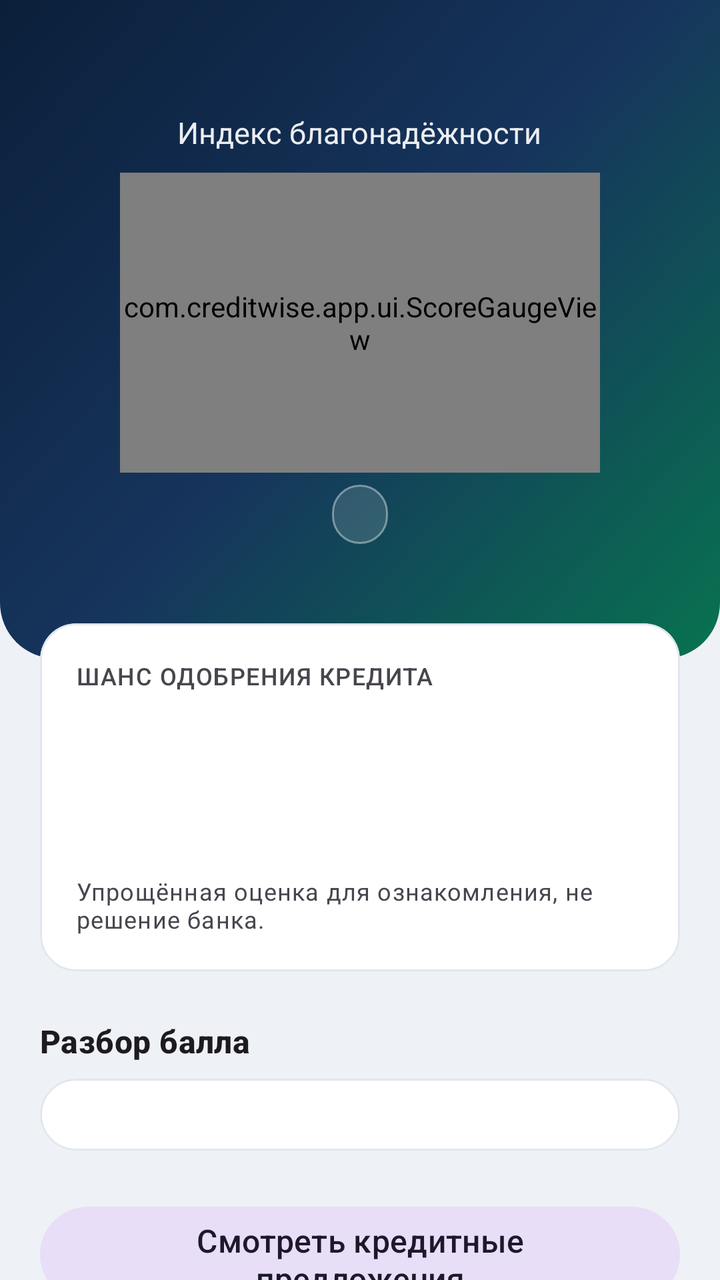
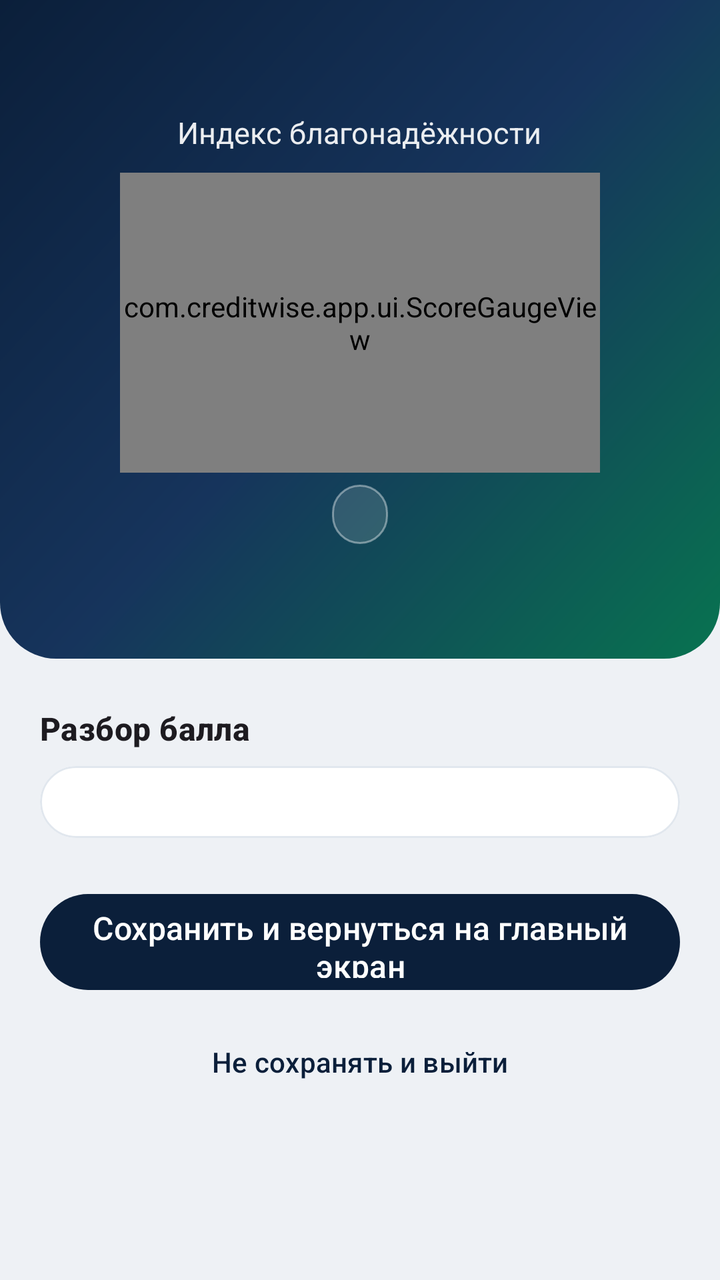

Compare the two renders of this Android layout. The source of the first and the diff that turns it into the second are given below.
<!-- AndroidManifest.xml: application theme Theme.CreditWise -->
<!-- res/layout/fragment_result.xml -->
<?xml version="1.0" encoding="utf-8"?>
<androidx.core.widget.NestedScrollView xmlns:android="http://schemas.android.com/apk/res/android"
    xmlns:app="http://schemas.android.com/apk/res-auto"
    android:layout_width="match_parent"
    android:layout_height="match_parent"
    android:fillViewport="true">

    <LinearLayout
        android:id="@+id/resultRoot"
        android:layout_width="match_parent"
        android:layout_height="wrap_content"
        android:orientation="vertical"
        android:paddingBottom="28dp">

        <LinearLayout
            android:layout_width="match_parent"
            android:layout_height="wrap_content"
            android:background="@drawable/bg_gradient_header"
            android:gravity="center_horizontal"
            android:orientation="vertical"
            android:paddingTop="56dp"
            android:paddingBottom="30dp">

            <TextView
                android:layout_width="wrap_content"
                android:layout_height="wrap_content"
                android:alpha="0.92"
                android:text="@string/trust_title"
                android:textColor="@color/white"
                android:textSize="15sp" />

            <com.creditwise.app.ui.ScoreGaugeView
                android:id="@+id/gauge"
                android:layout_width="240dp"
                android:layout_height="150dp"
                android:layout_marginTop="10dp" />

            <TextView
                android:id="@+id/tvBand"
                android:layout_width="wrap_content"
                android:layout_height="wrap_content"
                android:layout_marginTop="6dp"
                android:background="@drawable/bg_badge"
                android:paddingHorizontal="14dp"
                android:paddingVertical="6dp"
                android:textColor="@color/white"
                android:textSize="13sp"
                android:textStyle="bold" />

            <TextView
                android:id="@+id/tvDelta"
                android:layout_width="wrap_content"
                android:layout_height="wrap_content"
                android:layout_marginTop="10dp"
                android:alpha="0.9"
                android:textColor="@color/white"
                android:textSize="12.5sp" />
        </LinearLayout>

        <com.google.android.material.card.MaterialCardView
            android:layout_width="match_parent"
            android:layout_height="wrap_content"
            android:layout_marginHorizontal="@dimen/screen_margin"
            android:layout_marginTop="-18dp">

            <LinearLayout
                android:layout_width="match_parent"
                android:layout_height="wrap_content"
                android:orientation="vertical">

                <TextView
                    android:layout_width="match_parent"
                    android:layout_height="wrap_content"
                    android:text="@string/approval_title"
                    android:textAllCaps="true"
                    android:textAppearance="?attr/textAppearanceLabelMedium"
                    android:textColor="?android:attr/textColorSecondary" />

                <LinearLayout
                    android:layout_width="match_parent"
                    android:layout_height="wrap_content"
                    android:layout_marginTop="10dp"
                    android:gravity="center_vertical"
                    android:orientation="horizontal">

                    <TextView
                        android:id="@+id/tvApprovalEmoji"
                        android:layout_width="wrap_content"
                        android:layout_height="wrap_content"
                        android:layout_marginEnd="12dp"
                        android:textSize="30sp" />

                    <LinearLayout
                        android:layout_width="0dp"
                        android:layout_height="wrap_content"
                        android:layout_weight="1"
                        android:orientation="vertical">

                        <TextView
                            android:id="@+id/tvApprovalPercent"
                            android:layout_width="wrap_content"
                            android:layout_height="wrap_content"
                            android:fontFamily="monospace"
                            android:textSize="30sp"
                            android:textStyle="bold" />

                        <TextView
                            android:id="@+id/tvApprovalHeadline"
                            android:layout_width="wrap_content"
                            android:layout_height="wrap_content"
                            android:textAppearance="?attr/textAppearanceTitleSmall"
                            android:textStyle="bold" />
                    </LinearLayout>
                </LinearLayout>

                <LinearLayout
                    android:id="@+id/approvalReasonsContainer"
                    android:layout_width="match_parent"
                    android:layout_height="wrap_content"
                    android:layout_marginTop="12dp"
                    android:orientation="vertical" />

                <TextView
                    android:layout_width="match_parent"
                    android:layout_height="wrap_content"
                    android:layout_marginTop="10dp"
                    android:text="@string/approval_disclaimer"
                    android:textAppearance="?attr/textAppearanceBodySmall"
                    android:textColor="?android:attr/textColorSecondary" />
            </LinearLayout>
        </com.google.android.material.card.MaterialCardView>

        <TextView style="@style/Widget.CreditWise.SectionTitle" android:text="@string/result_breakdown_title" />

        <com.google.android.material.card.MaterialCardView
            android:layout_width="match_parent"
            android:layout_height="wrap_content"
            android:layout_marginHorizontal="@dimen/screen_margin">

            <LinearLayout
                android:id="@+id/accordionContainer"
                android:layout_width="match_parent"
                android:layout_height="wrap_content"
                android:orientation="vertical" />
        </com.google.android.material.card.MaterialCardView>

        <com.google.android.material.button.MaterialButton
            android:id="@+id/btnViewOffers"
            style="@style/Widget.Material3.Button.TonalButton"
            android:layout_width="match_parent"
            android:layout_height="56dp"
            android:layout_marginHorizontal="@dimen/screen_margin"
            android:layout_marginTop="@dimen/gap_l"
            android:text="@string/result_view_offers"
            android:textSize="16sp" />

        <com.google.android.material.button.MaterialButton
            android:id="@+id/btnSaveHome"
            android:layout_width="match_parent"
            android:layout_height="56dp"
            android:layout_marginHorizontal="@dimen/screen_margin"
            android:layout_marginTop="@dimen/gap_s"
            android:text="@string/result_save_home"
            android:textSize="16sp" />

        <com.google.android.material.button.MaterialButton
            android:id="@+id/btnRestart"
            style="@style/Widget.Material3.Button.TextButton"
            android:layout_width="match_parent"
            android:layout_height="wrap_content"
            android:layout_marginHorizontal="@dimen/screen_margin"
            android:layout_marginTop="@dimen/gap_s"
            android:text="@string/result_restart" />
    </LinearLayout>
</androidx.core.widget.NestedScrollView>
<!-- resources referenced by this layout -->
<resources>
  <color name="white">#FFFFFF</color>
  <dimen name="gap_l">24dp</dimen>
  <dimen name="gap_s">8dp</dimen>
  <dimen name="screen_margin">20dp</dimen>
  <!-- drawable bg_badge (drawable) -->
  <?xml version="1.0" encoding="utf-8"?>
  <shape xmlns:android="http://schemas.android.com/apk/res/android" android:shape="rectangle">
      <solid android:color="#22FFFFFF" />
      <stroke android:width="1dp" android:color="#66FFFFFF" />
      <corners android:radius="999dp" />
  </shape>
  <!-- drawable bg_gradient_header (drawable) -->
  <?xml version="1.0" encoding="utf-8"?>
  <shape xmlns:android="http://schemas.android.com/apk/res/android" android:shape="rectangle">
      <gradient
          android:startColor="@color/brand_navy"
          android:centerColor="@color/brand_navy_2"
          android:endColor="@color/brand_emerald_deep"
          android:angle="315" />
      <corners android:bottomLeftRadius="28dp" android:bottomRightRadius="28dp" />
  </shape>
  <string name="approval_disclaimer">Упрощённая оценка для ознакомления, не решение банка.</string>
  <string name="approval_title">Шанс одобрения кредита</string>
  <string name="result_breakdown_title">Разбор балла</string>
  <string name="result_restart">Не сохранять и выйти</string>
  <string name="result_save_home">Сохранить и вернуться на главный экран</string>
  <string name="result_view_offers">Смотреть кредитные предложения</string>
  <string name="trust_title">Индекс благонадёжности</string>
  <style name="Widget.CreditWise.SectionTitle" parent="">
          <item name="android:layout_width">match_parent</item>
          <item name="android:layout_height">wrap_content</item>
          <item name="android:layout_marginStart">@dimen/screen_margin</item>
          <item name="android:layout_marginEnd">@dimen/screen_margin</item>
          <item name="android:layout_marginTop">@dimen/gap_l</item>
          <item name="android:layout_marginBottom">@dimen/gap_s</item>
          <item name="android:textAppearance">?attr/textAppearanceTitleMedium</item>
          <item name="android:textStyle">bold</item>
      </style>
  <style name="Theme.CreditWise" parent="Theme.Material3.DayNight.NoActionBar">
          <item name="colorPrimary">@color/brand_navy</item>
          <item name="colorPrimaryDark">@color/brand_navy_dark</item>
          <item name="colorOnPrimary">@color/white</item>
          <item name="colorSecondary">@color/brand_emerald</item>
          <item name="colorOnSecondary">@color/white</item>
          <item name="colorTertiary">@color/brand_violet_tag</item>
          <item name="android:colorBackground">@color/surface_sunken_light</item>
          <item name="colorSurface">@color/white</item>
          <item name="colorOutlineVariant">#E1E7EE</item>
  
          <item name="android:statusBarColor">@android:color/transparent</item>
          <item name="android:navigationBarColor">?attr/colorSurface</item>
          <item name="android:windowLightStatusBar" tools:targetApi="m">true</item>
          <item name="android:windowBackground">@color/surface_sunken_light</item>
  
          <item name="materialCardViewStyle">@style/Widget.CreditWise.Card</item>
      </style>
  <color name="brand_navy">#0B1F3A</color>
  <color name="brand_navy_2">#16345C</color>
  <color name="brand_emerald_deep">#087350</color>
  <color name="brand_navy_dark">#081527</color>
  <color name="brand_emerald">#0E9D6C</color>
  <color name="brand_violet_tag">#5B2E96</color>
  <color name="surface_sunken_light">#EEF1F5</color>
  <style name="Widget.CreditWise.Card" parent="Widget.Material3.CardView.Elevated">
          <item name="cardCornerRadius">@dimen/card_radius</item>
          <item name="cardElevation">0dp</item>
          <item name="cardBackgroundColor">?attr/colorSurface</item>
          <item name="strokeColor">?attr/colorOutlineVariant</item>
          <item name="strokeWidth">1dp</item>
          <item name="contentPadding">18dp</item>
      </style>
  <dimen name="card_radius">18dp</dimen>
</resources>

<!-- the commit's change to res/layout/fragment_result.xml (unified diff, before → after) -->
@@ -57,80 +57,10 @@
                 android:textSize="12.5sp" />
         </LinearLayout>
 
-        <com.google.android.material.card.MaterialCardView
-            android:layout_width="match_parent"
-            android:layout_height="wrap_content"
-            android:layout_marginHorizontal="@dimen/screen_margin"
-            android:layout_marginTop="-18dp">
-
-            <LinearLayout
-                android:layout_width="match_parent"
-                android:layout_height="wrap_content"
-                android:orientation="vertical">
-
-                <TextView
-                    android:layout_width="match_parent"
-                    android:layout_height="wrap_content"
-                    android:text="@string/approval_title"
-                    android:textAllCaps="true"
-                    android:textAppearance="?attr/textAppearanceLabelMedium"
-                    android:textColor="?android:attr/textColorSecondary" />
-
-                <LinearLayout
-                    android:layout_width="match_parent"
-                    android:layout_height="wrap_content"
-                    android:layout_marginTop="10dp"
-                    android:gravity="center_vertical"
-                    android:orientation="horizontal">
-
-                    <TextView
-                        android:id="@+id/tvApprovalEmoji"
-                        android:layout_width="wrap_content"
-                        android:layout_height="wrap_content"
-                        android:layout_marginEnd="12dp"
-                        android:textSize="30sp" />
-
-                    <LinearLayout
-                        android:layout_width="0dp"
-                        android:layout_height="wrap_content"
-                        android:layout_weight="1"
-                        android:orientation="vertical">
-
-                        <TextView
-                            android:id="@+id/tvApprovalPercent"
-                            android:layout_width="wrap_content"
-                            android:layout_height="wrap_content"
-                            android:fontFamily="monospace"
-                            android:textSize="30sp"
-                            android:textStyle="bold" />
-
-                        <TextView
-                            android:id="@+id/tvApprovalHeadline"
-                            android:layout_width="wrap_content"
-                            android:layout_height="wrap_content"
-                            android:textAppearance="?attr/textAppearanceTitleSmall"
-                            android:textStyle="bold" />
-                    </LinearLayout>
-                </LinearLayout>
-
-                <LinearLayout
-                    android:id="@+id/approvalReasonsContainer"
-                    android:layout_width="match_parent"
-                    android:layout_height="wrap_content"
-                    android:layout_marginTop="12dp"
-                    android:orientation="vertical" />
-
-                <TextView
-                    android:layout_width="match_parent"
-                    android:layout_height="wrap_content"
-                    android:layout_marginTop="10dp"
-                    android:text="@string/approval_disclaimer"
-                    android:textAppearance="?attr/textAppearanceBodySmall"
-                    android:textColor="?android:attr/textColorSecondary" />
-            </LinearLayout>
-        </com.google.android.material.card.MaterialCardView>
-
-        <TextView style="@style/Widget.CreditWise.SectionTitle" android:text="@string/result_breakdown_title" />
+        <TextView
+            style="@style/Widget.CreditWise.SectionTitle"
+            android:layout_marginTop="@dimen/gap_l"
+            android:text="@string/result_breakdown_title" />
 
         <com.google.android.material.card.MaterialCardView
             android:layout_width="match_parent"
@@ -145,21 +75,11 @@
         </com.google.android.material.card.MaterialCardView>
 
         <com.google.android.material.button.MaterialButton
-            android:id="@+id/btnViewOffers"
-            style="@style/Widget.Material3.Button.TonalButton"
+            android:id="@+id/btnSaveHome"
             android:layout_width="match_parent"
             android:layout_height="56dp"
             android:layout_marginHorizontal="@dimen/screen_margin"
             android:layout_marginTop="@dimen/gap_l"
-            android:text="@string/result_view_offers"
-            android:textSize="16sp" />
-
-        <com.google.android.material.button.MaterialButton
-            android:id="@+id/btnSaveHome"
-            android:layout_width="match_parent"
-            android:layout_height="56dp"
-            android:layout_marginHorizontal="@dimen/screen_margin"
-            android:layout_marginTop="@dimen/gap_s"
             android:text="@string/result_save_home"
             android:textSize="16sp" />
 
<!-- resource entries referenced after the edit -->
@@ -21,12 +21,9 @@
           android:angle="315" />
       <corners android:bottomLeftRadius="28dp" android:bottomRightRadius="28dp" />
   </shape>
-  <string name="approval_disclaimer">Упрощённая оценка для ознакомления, не решение банка.</string>
-  <string name="approval_title">Шанс одобрения кредита</string>
   <string name="result_breakdown_title">Разбор балла</string>
   <string name="result_restart">Не сохранять и выйти</string>
   <string name="result_save_home">Сохранить и вернуться на главный экран</string>
-  <string name="result_view_offers">Смотреть кредитные предложения</string>
   <string name="trust_title">Индекс благонадёжности</string>
   <style name="Widget.CreditWise.SectionTitle" parent="">
           <item name="android:layout_width">match_parent</item>
